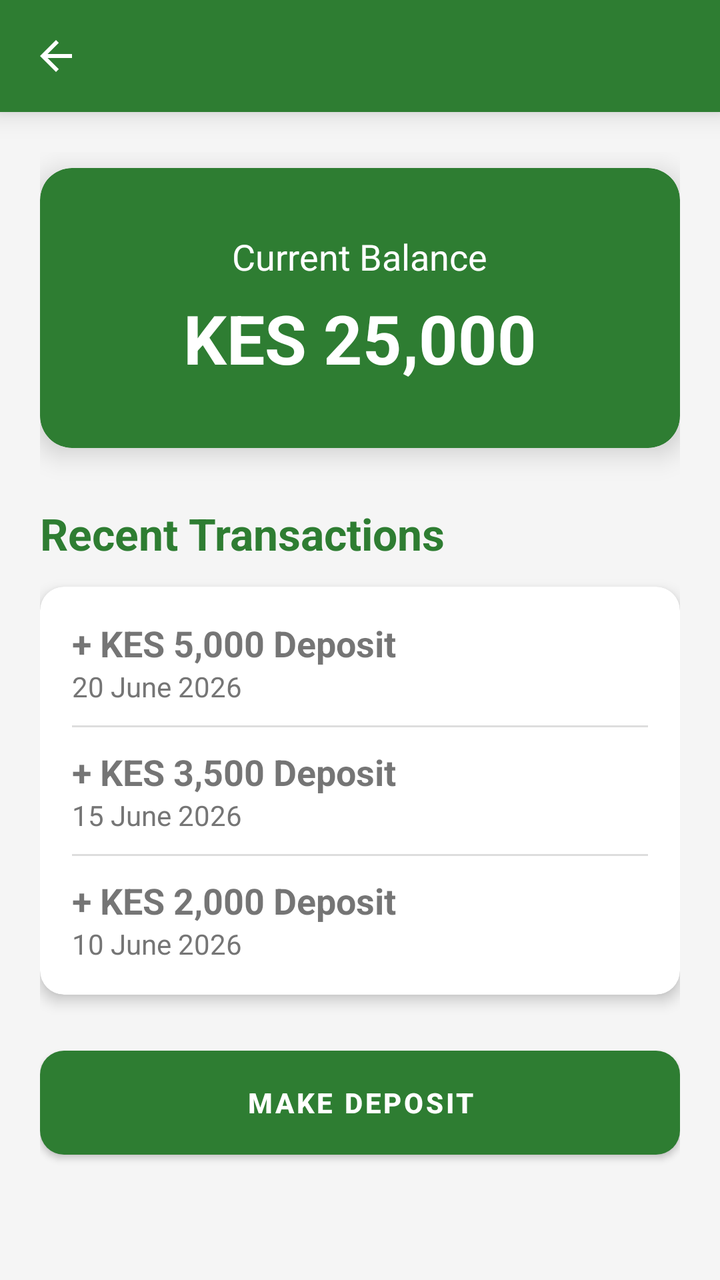
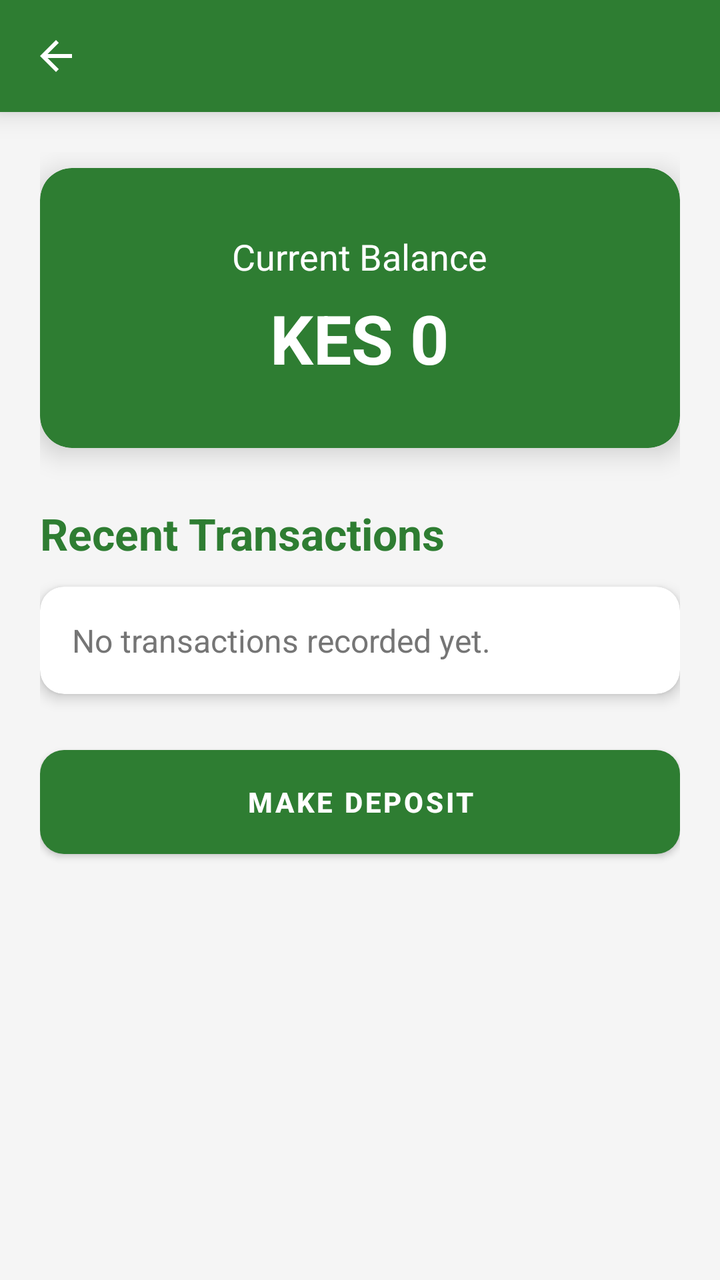

Two renders of the same Android screen: before a commit and after it. Below are the layout's source before the change and the commit's diff.
<!-- AndroidManifest.xml: application theme Theme.JiSaveSacco -->
<!-- res/layout/activity_savings.xml -->
<?xml version="1.0" encoding="utf-8"?>
<LinearLayout xmlns:android="http://schemas.android.com/apk/res/android"
    xmlns:app="http://schemas.android.com/apk/res-auto"
    android:layout_width="match_parent"
    android:layout_height="match_parent"
    android:orientation="vertical"

    android:fitsSystemWindows="true">

    <include layout="@layout/toolbar" />

    <ScrollView
        android:layout_width="match_parent"
        android:layout_height="match_parent"
        android:background="@color/background"
        android:fillViewport="true">

        <LinearLayout
            android:layout_width="match_parent"
            android:layout_height="wrap_content"
            android:orientation="vertical"
            android:padding="20dp">

            <androidx.cardview.widget.CardView
                android:layout_width="match_parent"
                android:layout_height="140dp"
                android:layout_marginTop="8dp"
                app:cardBackgroundColor="@color/primaryGreen"
                app:cardCornerRadius="16dp"
                app:cardElevation="8dp">

                <LinearLayout
                    android:layout_width="match_parent"
                    android:layout_height="match_parent"
                    android:gravity="center"
                    android:orientation="vertical">

                    <TextView
                        android:layout_width="wrap_content"
                        android:layout_height="wrap_content"
                        android:text="Current Balance"
                        android:textColor="@color/white"
                        android:textSize="18sp" />

                    <TextView
                        android:layout_width="wrap_content"
                        android:layout_height="wrap_content"
                        android:layout_marginTop="6dp"
                        android:text="KES 25,000"
                        android:textColor="@color/white"
                        android:textSize="34sp"
                        android:textStyle="bold" />

                </LinearLayout>
            </androidx.cardview.widget.CardView>

            <TextView
                android:layout_width="wrap_content"
                android:layout_height="wrap_content"
                android:layout_marginTop="28dp"
                android:text="Recent Transactions"
                android:textColor="@color/primaryGreen"
                android:textSize="22sp"
                android:textStyle="bold" />

            <androidx.cardview.widget.CardView
                android:layout_width="match_parent"
                android:layout_height="wrap_content"
                android:layout_marginTop="12dp"
                app:cardCornerRadius="12dp"
                app:cardElevation="4dp">

                <LinearLayout
                    android:layout_width="match_parent"
                    android:layout_height="wrap_content"
                    android:orientation="vertical"
                    android:padding="16dp">

                    <TextView
                        android:layout_width="wrap_content"
                        android:layout_height="wrap_content"
                        android:text="+ KES 5,000 Deposit"
                        android:textSize="18sp"
                        android:textStyle="bold" />

                    <TextView
                        android:layout_width="wrap_content"
                        android:layout_height="wrap_content"
                        android:text="20 June 2026"
                        android:textColor="@color/textGray" />

                    <View
                        android:layout_width="match_parent"
                        android:layout_height="1dp"
                        android:layout_marginVertical="10dp"
                        android:background="#DDDDDD" />

                    <TextView
                        android:layout_width="wrap_content"
                        android:layout_height="wrap_content"
                        android:text="+ KES 3,500 Deposit"
                        android:textSize="18sp"
                        android:textStyle="bold" />

                    <TextView
                        android:layout_width="wrap_content"
                        android:layout_height="wrap_content"
                        android:text="15 June 2026"
                        android:textColor="@color/textGray" />

                    <View
                        android:layout_width="match_parent"
                        android:layout_height="1dp"
                        android:layout_marginVertical="10dp"
                        android:background="#DDDDDD" />

                    <TextView
                        android:layout_width="wrap_content"
                        android:layout_height="wrap_content"
                        android:text="+ KES 2,000 Deposit"
                        android:textSize="18sp"
                        android:textStyle="bold" />

                    <TextView
                        android:layout_width="wrap_content"
                        android:layout_height="wrap_content"
                        android:text="10 June 2026"
                        android:textColor="@color/textGray" />

                </LinearLayout>
            </androidx.cardview.widget.CardView>

            <Button
                android:id="@+id/btnDeposit"
                android:layout_width="match_parent"
                android:layout_height="52dp"
                android:layout_marginTop="28dp"
                android:layout_marginBottom="24dp"
                android:background="@drawable/rounded_button"
                android:elevation="4dp"
                android:text="MAKE DEPOSIT"
                android:textAllCaps="true"
                android:textColor="@color/white"
                android:textStyle="bold"
                android:contentDescription="Make Deposit Button" />

        </LinearLayout>
    </ScrollView>

</LinearLayout>
<!-- res/layout/toolbar.xml (included above) -->
<?xml version="1.0" encoding="utf-8"?>
<com.google.android.material.appbar.MaterialToolbar
    xmlns:android="http://schemas.android.com/apk/res/android"
    xmlns:app="http://schemas.android.com/apk/res-auto"
    android:id="@+id/toolbar"
    android:layout_width="match_parent"
    android:layout_height="56dp"
    android:background="@color/primaryGreen"
    android:elevation="8dp"
    android:theme="@style/ThemeOverlay.MaterialComponents.Dark.ActionBar"
    app:titleCentered="true"
    app:titleTextColor="@color/white"

    app:navigationIcon="?attr/homeAsUpIndicator"
    app:navigationIconTint="@color/white" />
<!-- resources referenced by this layout -->
<resources>
  <color name="background">#F5F5F5</color>
  <color name="primaryGreen">#2E7D32</color>
  <color name="textGray">#757575</color>
  <color name="white">#FFFFFF</color>
  <!-- drawable rounded_button (drawable) -->
  <?xml version="1.0" encoding="utf-8"?>
  <shape xmlns:android="http://schemas.android.com/apk/res/android">
  
      <solid android:color="@color/primaryGreen"/>
  
      <corners android:radius="12dp"/>
  
  </shape>
  <style name="Theme.JiSaveSacco" parent="Theme.MaterialComponents.DayNight.NoActionBar">
  
          <item name="colorPrimary">@color/primaryGreen</item>
          <item name="colorPrimaryVariant">@color/primaryDarkGreen</item>
          <item name="colorOnPrimary">@color/white</item>
  
          <item name="colorSecondary">@color/gold</item>
          <item name="colorSecondaryVariant">@color/gold</item>
          <item name="colorOnSecondary">@color/black</item>
  
          <item name="android:statusBarColor">@color/primaryDarkGreen</item>
  
      </style>
  <color name="primaryDarkGreen">#1B5E20</color>
  <color name="gold">#FFC107</color>
  <color name="black">#212121</color>
</resources>

<!-- the commit's change to res/layout/activity_savings.xml (unified diff, before → after) -->
@@ -4,7 +4,6 @@
     android:layout_width="match_parent"
     android:layout_height="match_parent"
     android:orientation="vertical"
-
     android:fitsSystemWindows="true">
 
     <include layout="@layout/toolbar" />
@@ -43,10 +42,10 @@
                         android:textSize="18sp" />
 
                     <TextView
-                        android:layout_width="wrap_content"
+                        android:id="@+id/txtSavingsBalance" android:layout_width="wrap_content"
                         android:layout_height="wrap_content"
                         android:layout_marginTop="6dp"
-                        android:text="KES 25,000"
+                        android:text="KES 0"
                         android:textColor="@color/white"
                         android:textSize="34sp"
                         android:textStyle="bold" />
@@ -71,62 +70,19 @@
                 app:cardElevation="4dp">
 
                 <LinearLayout
+                    android:id="@+id/containerTransactions"
                     android:layout_width="match_parent"
                     android:layout_height="wrap_content"
                     android:orientation="vertical"
                     android:padding="16dp">
 
                     <TextView
+                        android:id="@+id/txtNoTransactions"
                         android:layout_width="wrap_content"
                         android:layout_height="wrap_content"
-                        android:text="+ KES 5,000 Deposit"
-                        android:textSize="18sp"
-                        android:textStyle="bold" />
-
-                    <TextView
-                        android:layout_width="wrap_content"
-                        android:layout_height="wrap_content"
-                        android:text="20 June 2026"
-                        android:textColor="@color/textGray" />
-
-                    <View
-                        android:layout_width="match_parent"
-                        android:layout_height="1dp"
-                        android:layout_marginVertical="10dp"
-                        android:background="#DDDDDD" />
-
-                    <TextView
-                        android:layout_width="wrap_content"
-                        android:layout_height="wrap_content"
-                        android:text="+ KES 3,500 Deposit"
-                        android:textSize="18sp"
-                        android:textStyle="bold" />
-
-                    <TextView
-                        android:layout_width="wrap_content"
-                        android:layout_height="wrap_content"
-                        android:text="15 June 2026"
-                        android:textColor="@color/textGray" />
-
-                    <View
-                        android:layout_width="match_parent"
-                        android:layout_height="1dp"
-                        android:layout_marginVertical="10dp"
-                        android:background="#DDDDDD" />
-
-                    <TextView
-                        android:layout_width="wrap_content"
-                        android:layout_height="wrap_content"
-                        android:text="+ KES 2,000 Deposit"
-                        android:textSize="18sp"
-                        android:textStyle="bold" />
-
-                    <TextView
-                        android:layout_width="wrap_content"
-                        android:layout_height="wrap_content"
-                        android:text="10 June 2026"
-                        android:textColor="@color/textGray" />
-
+                        android:text="No transactions recorded yet."
+                        android:textColor="@color/textGray"
+                        android:textSize="16sp"/>
                 </LinearLayout>
             </androidx.cardview.widget.CardView>
 
@@ -146,7 +102,6 @@
 
         </LinearLayout>
     </ScrollView>
-
 </LinearLayout>
 <!-- res/layout/toolbar.xml (included above) -->
 <?xml version="1.0" encoding="utf-8"?>
